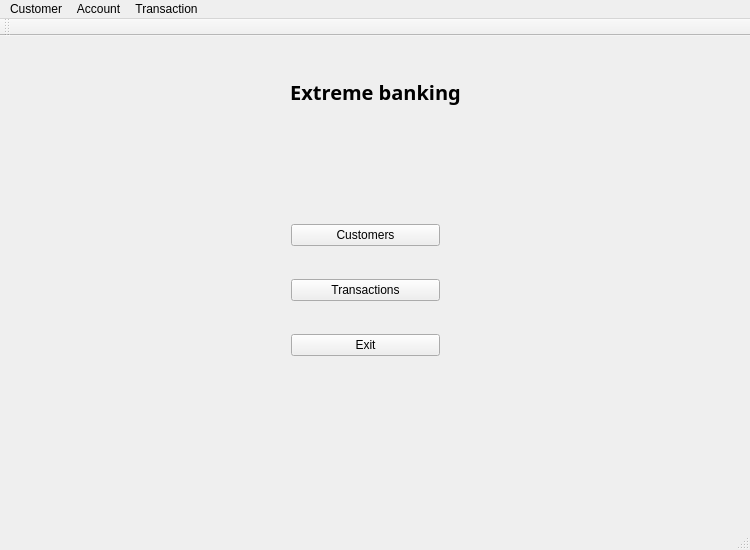
jonathansaetre/BankSystem, file mainwindow.ui: the form before one commit.
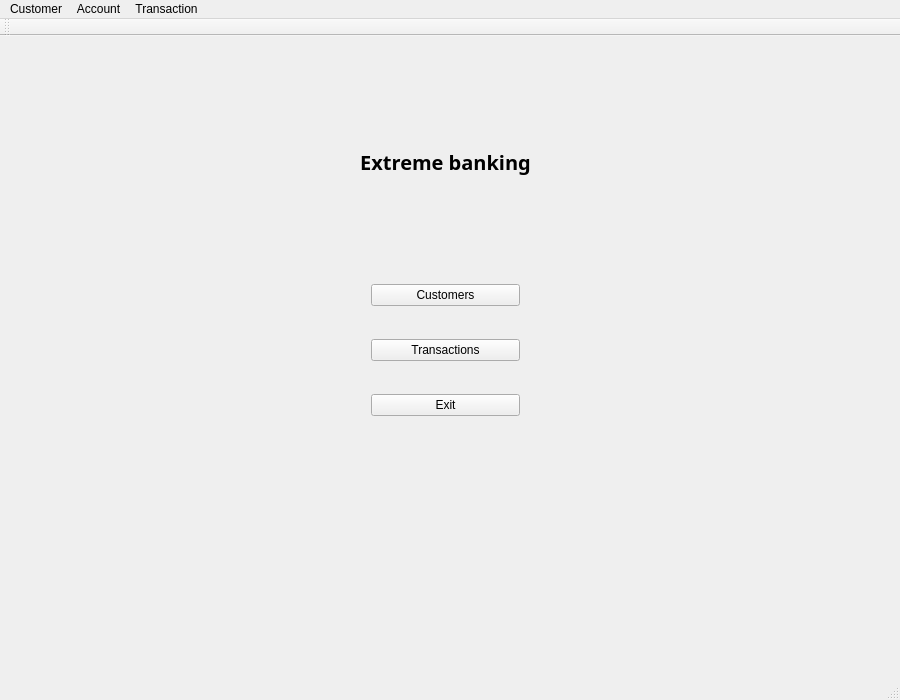
The form after the commit.

The edit to the form file:
```diff
--- a/mainwindow.ui
+++ b/mainwindow.ui
@@ -6,20 +6,20 @@
    <rect>
     <x>0</x>
     <y>0</y>
-    <width>750</width>
-    <height>550</height>
+    <width>900</width>
+    <height>700</height>
    </rect>
   </property>
   <property name="minimumSize">
    <size>
-    <width>750</width>
-    <height>550</height>
+    <width>900</width>
+    <height>700</height>
    </size>
   </property>
   <property name="maximumSize">
    <size>
-    <width>750</width>
-    <height>550</height>
+    <width>900</width>
+    <height>700</height>
    </size>
   </property>
   <property name="windowTitle">
@@ -29,8 +29,8 @@
    <widget class="QLabel" name="label">
     <property name="geometry">
      <rect>
-      <x>160</x>
-      <y>20</y>
+      <x>230</x>
+      <y>90</y>
       <width>431</width>
       <height>71</height>
      </rect>
@@ -53,8 +53,8 @@
    <widget class="QWidget" name="layoutWidget">
     <property name="geometry">
      <rect>
-      <x>280</x>
-      <y>150</y>
+      <x>360</x>
+      <y>210</y>
       <width>171</width>
       <height>211</height>
      </rect>
@@ -91,7 +91,7 @@
     <rect>
      <x>0</x>
      <y>0</y>
-     <width>750</width>
+     <width>900</width>
      <height>21</height>
     </rect>
    </property>
```
